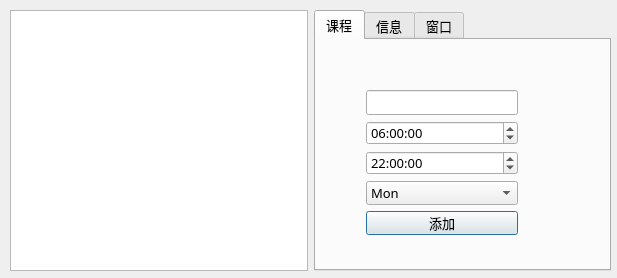
First picture: the form in Settings.ui, repository SHM-white/TimeTable-Qt, before the edit.
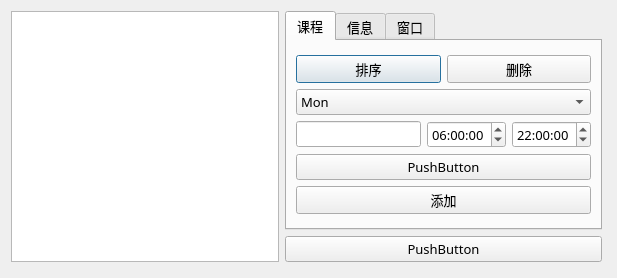
Second picture: the form after the edit. The open tabs and pages were chosen to show the change. Icons and pictures are not drawn.

```diff
--- a/Settings.ui
+++ b/Settings.ui
@@ -26,10 +26,10 @@
   <widget class="QWidget" name="">
    <property name="geometry">
     <rect>
-     <x>10</x>
-     <y>10</y>
-     <width>601</width>
-     <height>261</height>
+     <x>11</x>
+     <y>11</y>
+     <width>591</width>
+     <height>251</height>
     </rect>
    </property>
    <layout class="QHBoxLayout" name="horizontalLayout">
@@ -37,6 +37,8 @@
      <widget class="QListView" name="listView"/>
     </item>
     <item>
+     <layout class="QVBoxLayout" name="verticalLayout_4">
+      <item>
      <widget class="QTabWidget" name="tabWidget">
       <property name="currentIndex">
        <number>2</number>
@@ -45,17 +47,69 @@
        <attribute name="title">
         <string>课程</string>
        </attribute>
-       <widget class="QWidget" name="">
-        <property name="geometry">
-         <rect>
-          <x>50</x>
-          <y>50</y>
-          <width>152</width>
-          <height>145</height>
-         </rect>
-        </property>
+         <layout class="QVBoxLayout" name="verticalLayout_3">
+          <item>
         <layout class="QVBoxLayout" name="verticalLayout">
          <item>
+             <layout class="QHBoxLayout" name="horizontalLayout_3">
+              <item>
+               <widget class="QPushButton" name="pushButton_4">
+                <property name="text">
+                 <string>排序</string>
+                </property>
+               </widget>
+              </item>
+              <item>
+               <widget class="QPushButton" name="pushButton_6">
+                <property name="text">
+                 <string>删除</string>
+                </property>
+               </widget>
+              </item>
+             </layout>
+            </item>
+            <item>
+             <widget class="QComboBox" name="comboBox">
+              <item>
+               <property name="text">
+                <string>Mon</string>
+               </property>
+              </item>
+              <item>
+               <property name="text">
+                <string>Tue</string>
+               </property>
+              </item>
+              <item>
+               <property name="text">
+                <string>Wed</string>
+               </property>
+              </item>
+              <item>
+               <property name="text">
+                <string>Thu</string>
+               </property>
+              </item>
+              <item>
+               <property name="text">
+                <string>Fri</string>
+               </property>
+              </item>
+              <item>
+               <property name="text">
+                <string>Sat</string>
+               </property>
+              </item>
+              <item>
+               <property name="text">
+                <string>Sun</string>
+               </property>
+              </item>
+             </widget>
+            </item>
+            <item>
+             <layout class="QHBoxLayout" name="horizontalLayout_2">
+              <item>
           <widget class="QLineEdit" name="lineEdit"/>
          </item>
          <item>
@@ -80,43 +134,13 @@
            </property>
           </widget>
          </item>
-         <item>
-          <widget class="QComboBox" name="comboBox">
-           <item>
-            <property name="text">
-             <string>Mon</string>
-            </property>
+             </layout>
            </item>
            <item>
+             <widget class="QPushButton" name="pushButton_7">
             <property name="text">
-             <string>Tue</string>
-            </property>
-           </item>
-           <item>
-            <property name="text">
-             <string>Wed</string>
-            </property>
-           </item>
-           <item>
-            <property name="text">
-             <string>Thu</string>
-            </property>
-           </item>
-           <item>
-            <property name="text">
-             <string>Fri</string>
-            </property>
-           </item>
-           <item>
-            <property name="text">
-             <string>Sat</string>
-            </property>
-           </item>
-           <item>
-            <property name="text">
-             <string>Sun</string>
-            </property>
-           </item>
+               <string>PushButton</string>
+              </property>
           </widget>
          </item>
          <item>
@@ -127,7 +151,8 @@
           </widget>
          </item>
         </layout>
-       </widget>
+          </item>
+         </layout>
       </widget>
       <widget class="QWidget" name="tab_3">
        <attribute name="title">
@@ -237,6 +262,15 @@
        </widget>
       </widget>
      </widget>
+      </item>
+      <item>
+       <widget class="QPushButton" name="pushButton_5">
+        <property name="text">
+         <string>PushButton</string>
+        </property>
+       </widget>
+      </item>
+     </layout>
     </item>
    </layout>
   </widget>
```
Left out of the diff: 2 changed lines with no effect on the pictures. Lines whose indentation alone changed are shown as unchanged.
